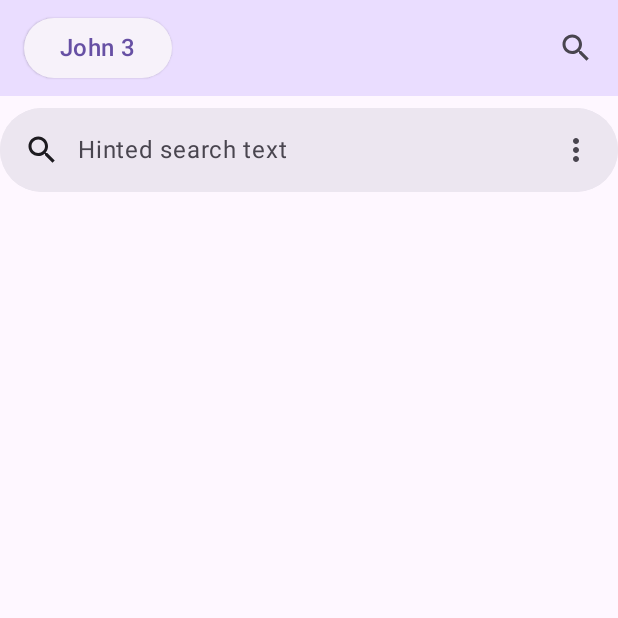
After one commit to mjdenham/KMP-Compose-Bible-App, an Android app built with Jetpack Compose: the Search screen opened through its navigation route, on a phone screen of 412 x 824 dp, the top half of it. The commit adds this screen. Run offline under Robolectric (Android 15) with nearby library versions, the phone set to English and light mode, and no system bars.

Commit message:
Initial search screen

```diff
--- /dev/null
+++ b/composeApp/src/commonMain/kotlin/com/martin/bibleapp/ui/search/Search.kt
@@ -0,0 +1,100 @@
+package com.martin.bibleapp.ui.search
+
+import androidx.compose.foundation.clickable
+import androidx.compose.foundation.layout.Arrangement
+import androidx.compose.foundation.layout.Box
+import androidx.compose.foundation.layout.Column
+import androidx.compose.foundation.layout.PaddingValues
+import androidx.compose.foundation.layout.fillMaxSize
+import androidx.compose.foundation.layout.fillMaxWidth
+import androidx.compose.foundation.layout.padding
+import androidx.compose.foundation.lazy.LazyColumn
+import androidx.compose.foundation.lazy.items
+import androidx.compose.foundation.rememberScrollState
+import androidx.compose.foundation.verticalScroll
+import androidx.compose.material.icons.Icons
+import androidx.compose.material.icons.filled.MoreVert
+import androidx.compose.material.icons.filled.Search
+import androidx.compose.material.icons.filled.Star
+import androidx.compose.material3.ExperimentalMaterial3Api
+import androidx.compose.material3.Icon
+import androidx.compose.material3.ListItem
+import androidx.compose.material3.ListItemDefaults
+import androidx.compose.material3.SearchBar
+import androidx.compose.material3.Text
+import androidx.compose.runtime.Composable
+import androidx.compose.runtime.collectAsState
+import androidx.compose.runtime.getValue
+import androidx.compose.runtime.mutableStateOf
+import androidx.compose.runtime.saveable.rememberSaveable
+import androidx.compose.runtime.setValue
+import androidx.compose.ui.Alignment
+import androidx.compose.ui.Modifier
+import androidx.compose.ui.graphics.Color
+import androidx.compose.ui.semantics.isTraversalGroup
+import androidx.compose.ui.semantics.semantics
+import androidx.compose.ui.semantics.traversalIndex
+import androidx.compose.ui.unit.dp
+import androidx.lifecycle.viewmodel.compose.viewModel
+
+@OptIn(ExperimentalMaterial3Api::class)
+@Composable
+fun ShowSearch(
+    viewModel: SearchViewModel = viewModel { SearchViewModel() },
+    modifier: Modifier = Modifier) {
+    var text by rememberSaveable { mutableStateOf("") }
+    var expanded by rememberSaveable { mutableStateOf(false) }
+    val searchResults by viewModel.searchResultsState.collectAsState()
+
+    Box(Modifier.fillMaxSize().semantics { isTraversalGroup = true }) {
+        SearchBar(
+            modifier = modifier.align(Alignment.TopCenter).semantics { traversalIndex = 0f },
+            query = text,
+            onQueryChange = { text = it },
+            onSearch = {
+                expanded = false
+                viewModel.search(text)
+            },
+            placeholder = { Text("Hinted search text") },
+            leadingIcon = { Icon(Icons.Default.Search, contentDescription = null) },
+            trailingIcon = { Icon(Icons.Default.MoreVert, contentDescription = null) },
+            active = expanded,
+            onActiveChange = { expanded = it },
+        ) {
+            Column(Modifier.verticalScroll(rememberScrollState())) {
+                repeat(4) { idx ->
+                    val resultText = "Suggestion $idx"
+                    ListItem(
+                        headlineContent = { Text(resultText) },
+                        supportingContent = { Text("Additional info") },
+                        leadingContent = { Icon(Icons.Filled.Star, contentDescription = null) },
+                        colors = ListItemDefaults.colors(containerColor = Color.Transparent),
+                        modifier =
+                        modifier.clickable {
+                            text = resultText
+                            expanded = false
+                        }
+                            .fillMaxWidth()
+                            .padding(horizontal = 16.dp, vertical = 4.dp)
+                    )
+                }
+            }
+        }
+
+        LazyColumn(
+            contentPadding = PaddingValues(start = 16.dp, top = 72.dp, end = 16.dp, bottom = 16.dp),
+            verticalArrangement = Arrangement.spacedBy(8.dp),
+            modifier = modifier.semantics { traversalIndex = 1f },
+        ) {
+            items(searchResults) {
+                Column {
+                    Text(
+                        text = it.reference.shortLabel(),
+                    )
+                    Text(
+                        text = it.text,
+                    )
+                }
+            }
+        }
+    }}
--- /dev/null
+++ b/composeApp/src/commonMain/kotlin/com/martin/bibleapp/ui/search/SearchViewModel.kt
@@ -0,0 +1,21 @@
+package com.martin.bibleapp.ui.search
+
+import androidx.lifecycle.ViewModel
+import androidx.lifecycle.viewModelScope
+import com.martin.bibleapp.domain.bible.Bible
+import com.martin.bibleapp.domain.reference.VerseText
+import kotlinx.coroutines.flow.MutableStateFlow
+import kotlinx.coroutines.flow.StateFlow
+import kotlinx.coroutines.launch
+
+class SearchViewModel: ViewModel() {
+    private val _searchResultsState = MutableStateFlow<List<VerseText>>(emptyList())
+    val searchResultsState: StateFlow<List<VerseText>> = _searchResultsState
+
+    fun search(searchText: String) {
+        viewModelScope.launch {
+            val searchResults = Bible().search(searchText)
+            _searchResultsState.value = searchResults
+        }
+    }
+}
```
Also changed, not shown: composeApp/src/commonMain/kotlin/com/martin/bibleapp/ui/App.kt (+18 -1 lines).
